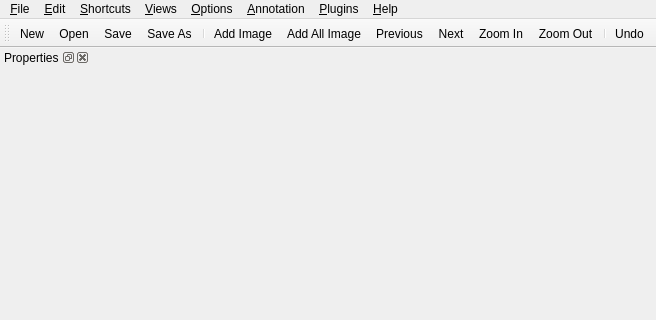
The window that gui/labeltool.ui (Nightmare4214/sloth) describes before a commit, drawn with Qt 5; both pictures show x 0 to 656 and y 0 to 320 of the 656 by 746 pixel window.
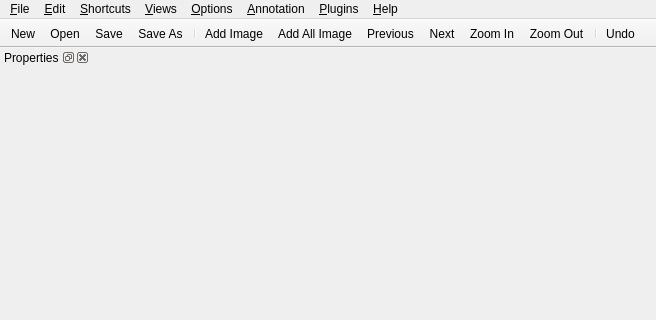
The same window after the commit. Icons and pictures are not drawn.

Commit message: 加入删除菜单，但还没有实现

Patch:
```diff
--- a/gui/labeltool.ui
+++ b/gui/labeltool.ui
@@ -100,6 +100,9 @@
    <property name="windowTitle">
     <string>Toolbar</string>
    </property>
+   <property name="movable">
+    <bool>false</bool>
+   </property>
    <attribute name="toolBarArea">
     <enum>TopToolBarArea</enum>
    </attribute>
```
The commit also changes 2 other files.
